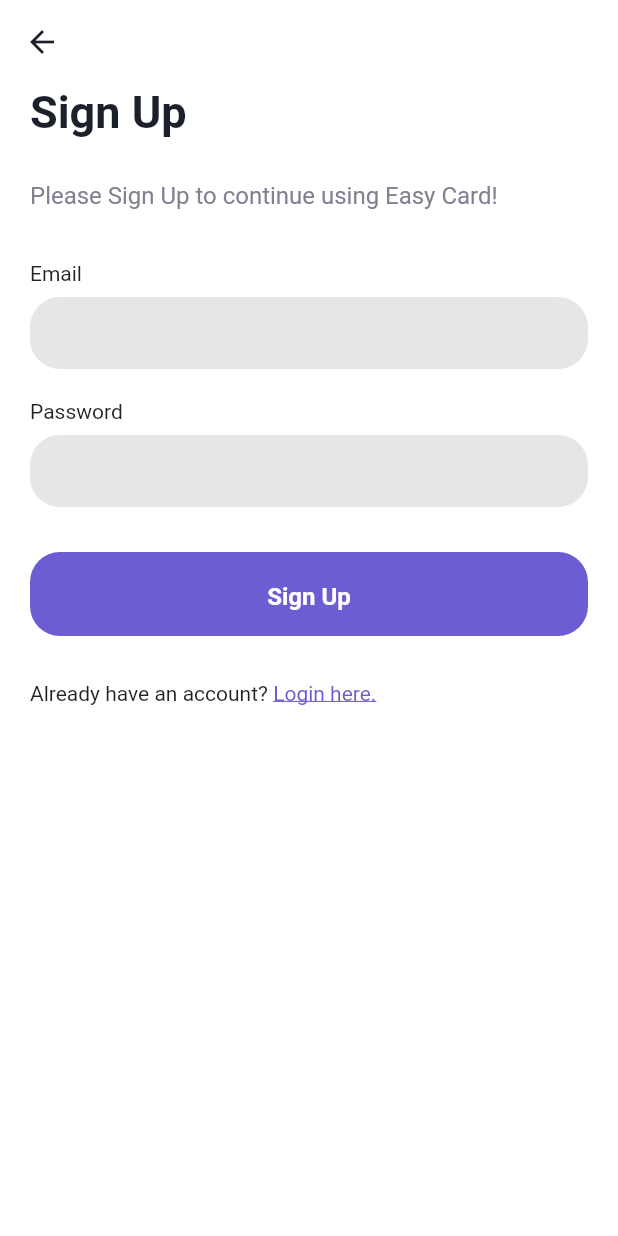
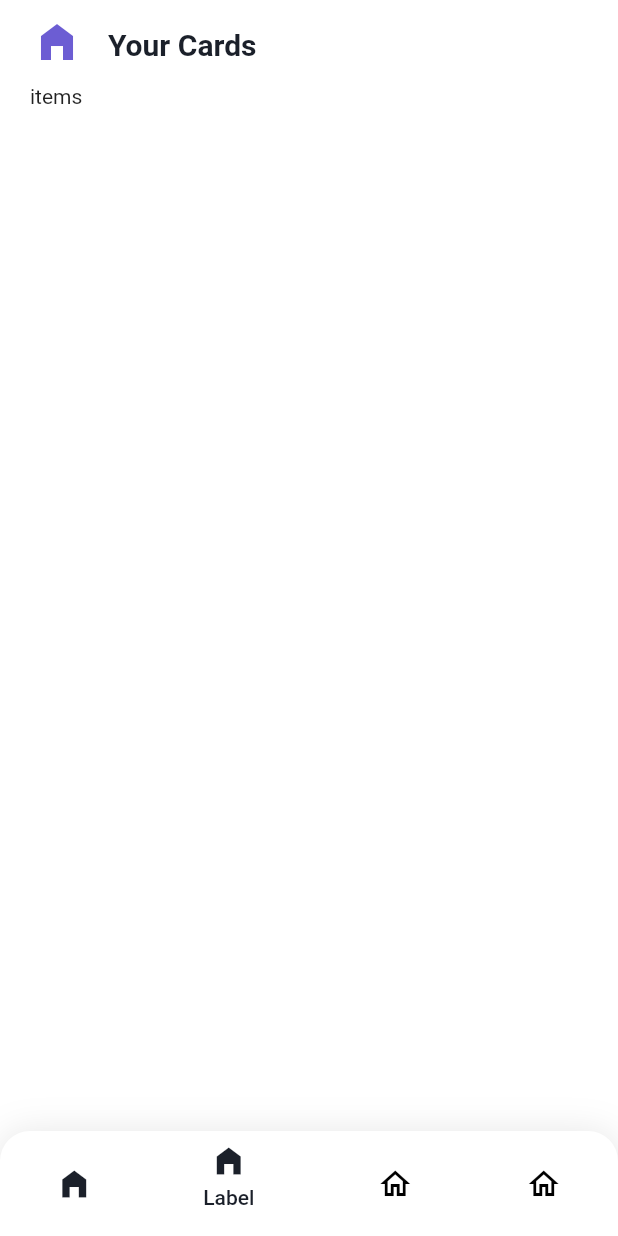
Before and after one commit to mayl730/flutter-easy-card, a Flutter app: the SignUpScreen screen opened by its route, after a tap on "Sign Up", on a phone screen of 412 x 824 dp. Run offline on Flutter 3.47's test engine with Material 2 defaults, Android fonts, the light colour scheme and no system bars; drawn by our look-alikes of flutter_form_builder; our stand-ins replace auto_size_text, firebase_core, go_router; accounts and stored records are empty.

Commit message:
wip: home screen card listing

```diff
--- /dev/null
+++ b/lib/home/ui/screens/HomeScreen.dart
@@ -0,0 +1,119 @@
+import 'package:flutter/material.dart';
+import 'package:flutter_easy_card/theme.dart';
+import 'package:go_router/go_router.dart';
+
+class HomeScreen extends StatelessWidget {
+  const HomeScreen({super.key});
+
+  static const List<String> items = [
+    'Item 1',
+    'Item 2',
+    'Item 3',
+    'Item 4',
+    'Item 5',
+  ];
+
+  @override
+  Widget build(BuildContext context) {
+    return Scaffold(
+      extendBodyBehindAppBar: true,
+      backgroundColor: Colors.white,
+      appBar: AppBar(
+        backgroundColor: Colors.white,
+        elevation: 0,
+        leading: const Padding(
+          padding: EdgeInsets.only(left: sidePadding),
+          child: Icon(Icons.home_filled, size: 32, color: easyPurple),
+        ),
+        title: const Row(
+          mainAxisAlignment: MainAxisAlignment.start,
+          children: [
+            Text(
+              'Your Cards',
+              style: appTitleStyle,
+              textAlign: TextAlign.start,
+            ),
+          ],
+        ),
+      ),
+      bottomNavigationBar: Container(
+        height: 70,
+        decoration: BoxDecoration(
+          color: Colors.white,
+          borderRadius: const BorderRadius.only(
+            topLeft: Radius.circular(20),
+            topRight: Radius.circular(20),
+          ),
+          boxShadow: [
+            BoxShadow(
+              color: Colors.black.withOpacity(0.1),
+              spreadRadius: 1,
+              blurRadius: 20,
+              offset: Offset(0, 2),
+            ),
+          ],
+        ),
+        child: Row(
+          mainAxisAlignment: MainAxisAlignment.spaceAround,
+          children: [
+            IconButton(
+              iconSize: 24,
+              icon: const Icon(Icons.home_filled),
+              onPressed: () {
+                context.push("/home");
+              },
+              color: black,
+            ),
+            TextButton.icon(
+              onPressed: () => {},
+              icon: Column(
+                children: [
+                  Icon(
+                    Icons.home_filled,
+                    color: black,
+                    size: 24,
+                  ),
+                  Text(
+                    'Label',
+                    style: TextStyle(
+                      color: black,
+                      height: 1.5,
+                    ),
+                  ),
+                ],
+              ),
+              label: Text(
+                '', //'Label',
+                style: TextStyle(
+                  color: Colors.red,
+                ),
+              ),
+            ),
+            IconButton(
+              iconSize: 24,
+              icon: const Icon(Icons.home_outlined),
+              onPressed: () {
+                context.push("/");
+              },
+              color: Colors.black,
+            ),
+            IconButton(
+              iconSize: 24,
+              icon: const Icon(Icons.home_outlined),
+              onPressed: () {
+                context.push("/");
+              },
+              color: Colors.black,
+            ),
+          ],
+        ),
+      ),
+      body: SafeArea(
+          child: SingleChildScrollView(
+              child: Padding(
+        padding: EdgeInsets.symmetric(horizontal: sidePadding),
+        child: Text('items'),
+      ))),
+    );
+  }
+}
--- a/lib/login/ui/screens/sign_up_screen.dart
+++ b/lib/login/ui/screens/sign_up_screen.dart
@@ -104,7 +104,9 @@
                         const SizedBox(height: 30),
                         CustomActionButton(
                           label: 'Sign Up',
-                          onPressed: () {},
+                          onPressed: () {
+                            context.go("/home");
+                          },
                         ),
                         const SizedBox(height: 30),
                         Text.rich(
--- a/lib/main.dart
+++ b/lib/main.dart
@@ -1,5 +1,6 @@
 import 'package:flutter/material.dart';
 import 'package:firebase_core/firebase_core.dart';
+import 'package:flutter_easy_card/home/ui/screens/HomeScreen.dart';
 import 'package:go_router/go_router.dart';
 import 'firebase_options.dart';
 
@@ -23,15 +24,21 @@
       routes: [
         GoRoute(
           path: '/',
-          builder: (context, state) => const StartScreen(),
-        ),
-        GoRoute(
-          path: '/sign-up',
-          builder: (context, state) => const SignUpScreen(),
-        ),
-        GoRoute(
-          path: '/login',
-          builder: (context, state) => const LoginScreen(),
+          builder: (context, state) => const HomeScreen(),
+          routes: [
+            GoRoute(
+              path: 'sign-up',
+              builder: (context, state) => const SignUpScreen(),
+            ),
+            GoRoute(
+              path: 'login',
+              builder: (context, state) => const LoginScreen(),
+            ),
+            GoRoute(
+              path: 'home',
+              builder: (context, state) => const HomeScreen(),
+            ),
+          ],
         ),
       ],
     );
--- a/lib/theme.dart
+++ b/lib/theme.dart
@@ -3,9 +3,11 @@
 
 const double sidePadding = 20;
 const double fontSizeH2 = 30;
+const double appTitleFontSize = 20;
 
 const black = Color(0xFF1B202A);
 const easyPurple = Color(0xFF6C5DD3);
+const easyLightPurple = Color(0xFFCFC8FF);
 const easySubText = Color(0xFF808191);
 const formGrey = Color.fromRGBO(0, 0, 0, 0.1);
 
@@ -32,6 +34,13 @@
   fontWeight: FontWeight.w700,
 );
 
+const TextStyle appTitleStyle = TextStyle(
+  fontSize: appTitleFontSize,
+  color: black,
+  height: 1.5,
+  fontWeight: FontWeight.w700,
+);
+
 // Input Decoration
 const InputDecoration loginInputDecoration = InputDecoration(
   contentPadding: EdgeInsets.symmetric(vertical: 8, horizontal: 10),
```
